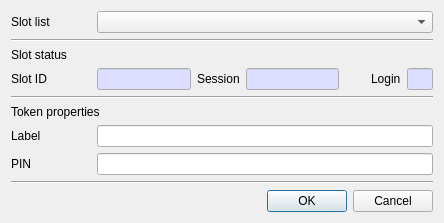
Above: CryptokiMan/init_token_dlg.ui from jykim74/CryptokiMan before the change. Below: the same form after it.
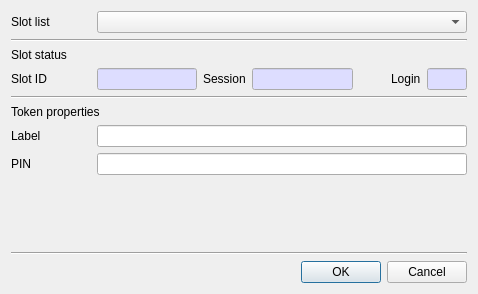
That is the form after the change.

```diff
--- a/CryptokiMan/init_token_dlg.ui
+++ b/CryptokiMan/init_token_dlg.ui
@@ -6,8 +6,8 @@
    <rect>
     <x>0</x>
     <y>0</y>
-    <width>444</width>
-    <height>220</height>
+    <width>478</width>
+    <height>294</height>
    </rect>
   </property>
   <property name="windowTitle">
@@ -85,6 +85,12 @@
      </item>
      <item row="0" column="6">
       <widget class="QLineEdit" name="mLoginText">
+       <property name="minimumSize">
+        <size>
+         <width>40</width>
+         <height>0</height>
+        </size>
+       </property>
        <property name="maximumSize">
         <size>
          <width>40</width>
```
